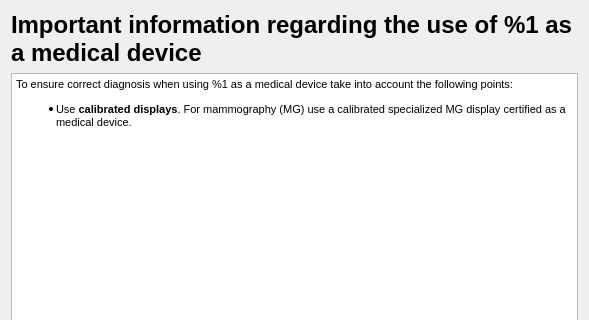
Above: starviewer/src/interface/qmedicaldeviceinformationdialogbase.ui from starviewer-medical/starviewer before the change; both pictures show x 0 to 589 and y 0 to 320 of the 589 by 461 pixel window. Below: the same form after it.
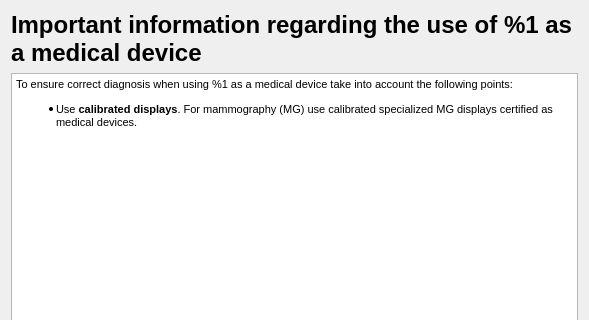
That is the form after the change.

The edit to the form file:
```diff
--- a/starviewer/src/interface/qmedicaldeviceinformationdialogbase.ui
+++ b/starviewer/src/interface/qmedicaldeviceinformationdialogbase.ui
@@ -30,9 +30,9 @@
       <string>&lt;!DOCTYPE HTML PUBLIC &quot;-//W3C//DTD HTML 4.0//EN&quot; &quot;http://www.w3.org/TR/REC-html40/strict.dtd&quot;&gt;
 &lt;html&gt;&lt;head&gt;&lt;meta name=&quot;qrichtext&quot; content=&quot;1&quot; /&gt;&lt;style type=&quot;text/css&quot;&gt;
 p, li { white-space: pre-wrap; }
-&lt;/style&gt;&lt;/head&gt;&lt;body style=&quot; font-family:'MS Shell Dlg 2'; font-size:8.25pt; font-weight:400; font-style:normal;&quot;&gt;
-&lt;p style=&quot; margin-top:12px; margin-bottom:12px; margin-left:0px; margin-right:0px; -qt-block-indent:0; text-indent:0px;&quot;&gt;&lt;span style=&quot; font-size:8pt;&quot;&gt;To ensure correct diagnosis when using %1 as a medical device take into account the following points:&lt;/span&gt;&lt;/p&gt;
-&lt;ul style=&quot;margin-top: 0px; margin-bottom: 0px; margin-left: 0px; margin-right: 0px; -qt-list-indent: 1;&quot;&gt;&lt;li style=&quot; font-size:8pt;&quot; style=&quot; margin-top:12px; margin-bottom:12px; margin-left:0px; margin-right:0px; -qt-block-indent:0; text-indent:0px;&quot;&gt;Use &lt;span style=&quot; font-weight:600;&quot;&gt;calibrated displays&lt;/span&gt;. For mammography (MG) use a calibrated specialized MG display certified as a medical device.&lt;/li&gt;&lt;/ul&gt;&lt;/body&gt;&lt;/html&gt;</string>
+&lt;/style&gt;&lt;/head&gt;&lt;body style=&quot; font-family:'Cantarell'; font-size:10pt; font-weight:400; font-style:normal;&quot;&gt;
+&lt;p style=&quot; margin-top:12px; margin-bottom:12px; margin-left:0px; margin-right:0px; -qt-block-indent:0; text-indent:0px;&quot;&gt;&lt;span style=&quot; font-family:'MS Shell Dlg 2'; font-size:8pt;&quot;&gt;To ensure correct diagnosis when using %1 as a medical device take into account the following points:&lt;/span&gt;&lt;/p&gt;
+&lt;ul style=&quot;margin-top: 0px; margin-bottom: 0px; margin-left: 0px; margin-right: 0px; -qt-list-indent: 1;&quot;&gt;&lt;li style=&quot; font-family:'MS Shell Dlg 2'; font-size:8pt;&quot; style=&quot; margin-top:12px; margin-bottom:12px; margin-left:0px; margin-right:0px; -qt-block-indent:0; text-indent:0px;&quot;&gt;Use &lt;span style=&quot; font-weight:600;&quot;&gt;calibrated displays&lt;/span&gt;. For mammography (MG) use calibrated specialized MG displays certified as medical devices.&lt;/li&gt;&lt;/ul&gt;&lt;/body&gt;&lt;/html&gt;</string>
      </property>
     </widget>
    </item>
```
